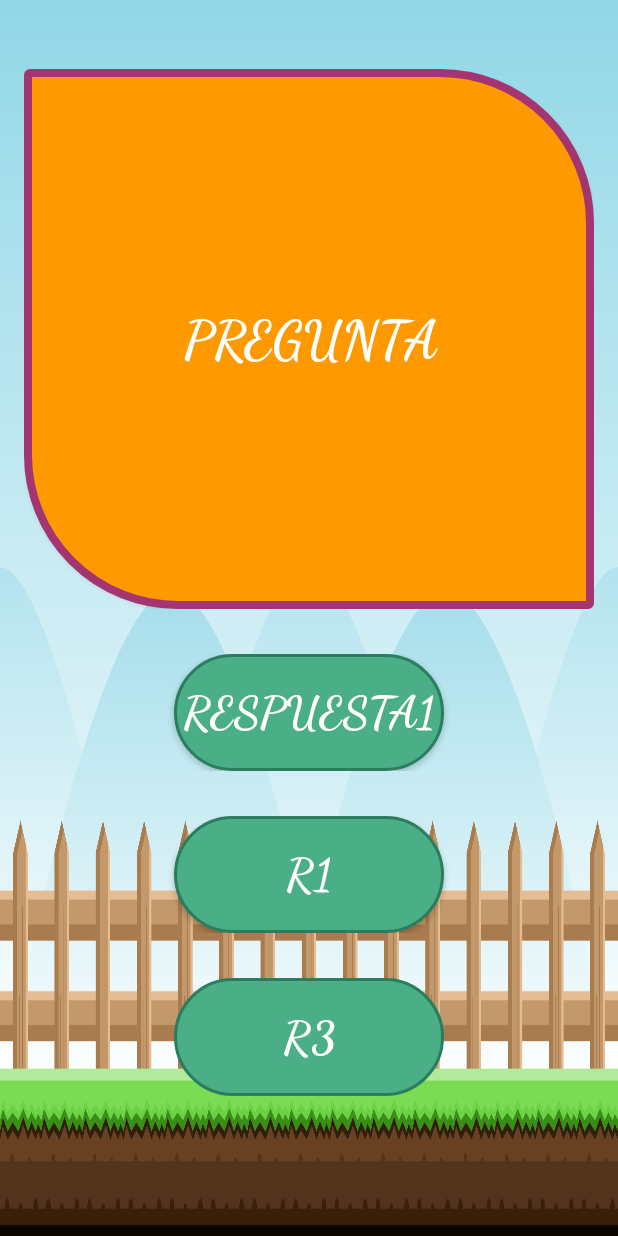
After one commit to victor14818/JuegoTrivia, an Android app: the jp screen opened directly, with no data from a screen before it, on a phone screen of 412 x 824 dp. The commit adds this screen. Run offline under Robolectric (Android 15) with nearby library versions, the phone set to English and light mode, and no system bars; network calls fail.

Commit message:
Conexión Activity Preguntas

```diff
--- a/app/src/main/AndroidManifest.xml
+++ b/app/src/main/AndroidManifest.xml
@@ -33,7 +33,8 @@
         <activity android:name=".ShowQuest" />
         <activity android:name=".Tmp" />
         <activity android:name=".jpreguntas.jp1" />
-        <activity android:name=".jpreguntas.jp2"></activity>
+        <activity android:name=".jpreguntas.jp2" />
+        <activity android:name=".jp"></activity>
     </application>
 
 </manifest>
--- /dev/null
+++ b/app/src/main/res/layout/activity_jp.xml
@@ -0,0 +1,172 @@
+<?xml version="1.0" encoding="utf-8"?>
+<RelativeLayout xmlns:android="http://schemas.android.com/apk/res/android"
+    xmlns:tools="http://schemas.android.com/tools"
+    android:layout_width="match_parent"
+    android:layout_height="match_parent"
+    android:paddingBottom="@dimen/activity_vertical_margin"
+    android:paddingLeft="@dimen/activity_horizontal_margin"
+    android:paddingRight="@dimen/activity_horizontal_margin"
+    android:paddingTop="@dimen/activity_vertical_margin"
+    android:background="@drawable/fondo"
+    tools:context="com.example.trivia.juegotrivia.jp">
+
+    <TableLayout
+        android:id="@+id/tableLayout1"
+        android:layout_width="fill_parent"
+        android:layout_height="fill_parent" >
+        <TableRow
+            android:id="@+id/seccion_tiempo_puntaje_P"
+            android:layout_width="wrap_content"
+            android:layout_height="0dp"
+            android:layout_weight="0.2" >
+
+        </TableRow>
+
+        <TableRow
+            android:id="@+id/seccion_preguntas_P"
+            android:layout_width="wrap_content"
+            android:layout_height="0dp"
+            android:layout_weight="2" >
+            <Button
+                android:id="@+id/pregunta_P"
+                android:layout_width="0dip"
+                android:layout_height="fill_parent"
+                android:layout_weight="1"
+                android:text="pregunta"
+                android:background="@drawable/custom_button_round_rect2_border"
+                android:textColor="#fff"
+                android:fontFamily="cursive"
+                android:textStyle="bold"
+                android:textSize="35sp"
+                />
+        </TableRow>
+
+        <TableRow
+            android:id="@+id/espacio1_P"
+            android:layout_width="wrap_content"
+            android:layout_height="0dp"
+            android:layout_weight="0.2" >
+        </TableRow>
+
+        <TableRow
+            android:id="@+id/seccion_respuesta1_P"
+            android:layout_width="wrap_content"
+            android:layout_height="0dp"
+            android:layout_weight="0.2" >
+
+            <LinearLayout
+                android:layout_width="100sp"
+                android:layout_height="fill_parent"
+                android:orientation="vertical" >
+            </LinearLayout>
+            <Button
+                android:id="@+id/respuesta1_P"
+                android:layout_width="0dip"
+                android:layout_height="fill_parent"
+                android:layout_weight="1"
+                android:text="respuesta1"
+                android:onClick="onButtonClick"
+                android:background="@drawable/custom_button_press_effect"
+                android:textColor="#fff"
+                android:fontFamily="cursive"
+                android:textStyle="bold"
+                android:textSize="30sp"
+                android:focusableInTouchMode="true" />
+            <LinearLayout
+                android:layout_width="100sp"
+                android:layout_height="fill_parent"
+                android:orientation="vertical" >
+            </LinearLayout>
+        </TableRow>
+
+        <TableRow
+            android:id="@+id/espacio2_P"
+            android:layout_width="wrap_content"
+            android:layout_height="0dp"
+            android:layout_weight="0.2" >
+        </TableRow>
+
+        <TableRow
+            android:id="@+id/seccion_respuesta2_P"
+            android:layout_width="wrap_content"
+            android:layout_height="0dp"
+            android:layout_weight="0.2" >
+
+            <LinearLayout
+                android:layout_width="100sp"
+                android:layout_height="fill_parent"
+                android:orientation="vertical" >
+            </LinearLayout>
+            <Button
+                android:id="@+id/respuesta2_P"
+                android:layout_width="0dip"
+                android:layout_height="fill_parent"
+                android:layout_weight="1"
+                android:text="r1"
+                android:onClick="onButtonClick"
+                android:background="@drawable/custom_button_press_effect"
+                android:textColor="#fff"
+                android:fontFamily="cursive"
+                android:textStyle="bold"
+                android:textSize="30sp"
+                />
+            <LinearLayout
+                android:layout_width="100sp"
+                android:layout_height="fill_parent"
+                android:orientation="vertical" >
+            </LinearLayout>
+        </TableRow>
+
+        <TableRow
+            android:id="@+id/espacio3_P"
+            android:layout_width="wrap_content"
+            android:layout_height="0dp"
+            android:layout_weight="0.2" >
+        </TableRow>
+
+        <TableRow
+            android:id="@+id/seccion_respuesta3_P"
+            android:layout_width="wrap_content"
+            android:layout_height="0dp"
+            android:layout_weight="0.2" >
+
+            <LinearLayout
+                android:layout_width="100sp"
+                android:layout_height="fill_parent"
+                android:orientation="vertical" >
+            </LinearLayout>
+            <Button
+                android:id="@+id/respuesta3_P"
+                android:layout_width="0dip"
+                android:layout_height="fill_parent"
+                android:layout_weight="1"
+                android:text="r3"
+                android:onClick="onButtonClick"
+                android:background="@drawable/custom_button_press_effect"
+                android:textColor="#fff"
+                android:fontFamily="cursive"
+                android:textStyle="bold"
+                android:textSize="30sp"
+                />
+
+            <LinearLayout
+                android:layout_width="100sp"
+                android:layout_height="fill_parent"
+                android:orientation="vertical" >
+            </LinearLayout>
+        </TableRow>
+        <TableRow
+            android:id="@+id/espacio4_P"
+            android:layout_width="wrap_content"
+            android:layout_height="0dp"
+            android:layout_weight="0.5" >
+        </TableRow>
+
+        <TableRow
+            android:layout_width="match_parent"
+            android:layout_height="match_parent">
+        </TableRow>
+    </TableLayout>
+
+
+</RelativeLayout>
--- a/app/src/main/res/layout/activity_main.xml
+++ b/app/src/main/res/layout/activity_main.xml
@@ -40,9 +40,7 @@
                     android:id="@+id/imageViewTmp0"
                     android:scaleType="fitCenter"
                     android:layout_margin="@dimen/MarginPrincipal"
-                    android:layout_weight="0.2"
-                    android:onClick="btnpreguntas"
-                    />
+                    android:layout_weight="0.2" />
 
                 <ImageView
                     android:layout_width="match_parent"
```
Also changed, not shown: app/src/main/java/com/example/trivia/juegotrivia/AnswerActivity.java (+16 -13 lines), app/src/main/java/com/example/trivia/juegotrivia/CategoryListActivity.java (+27 -33 lines), app/src/main/java/com/example/trivia/juegotrivia/EditRespuesta.java (+6 -4 lines), app/src/main/java/com/example/trivia/juegotrivia/MainActivity.java (+33 -7 lines), app/src/main/java/com/example/trivia/juegotrivia/ModeloCategoria.java (+25 -1 lines), app/src/main/java/com/example/trivia/juegotrivia/QuestionListActivity.java (+17 -14 lines), app/src/main/java/com/example/trivia/juegotrivia/jp.java (added, +215 -0 lines), app/src/main/res/values/dimens.xml (+9 -9 lines).
